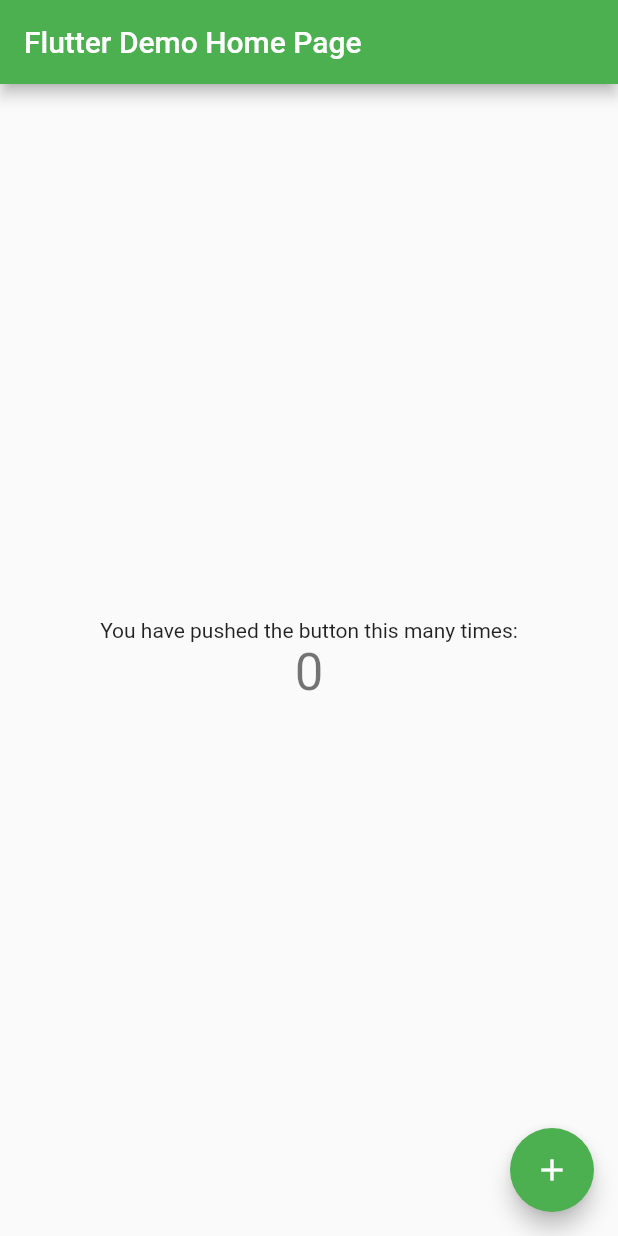
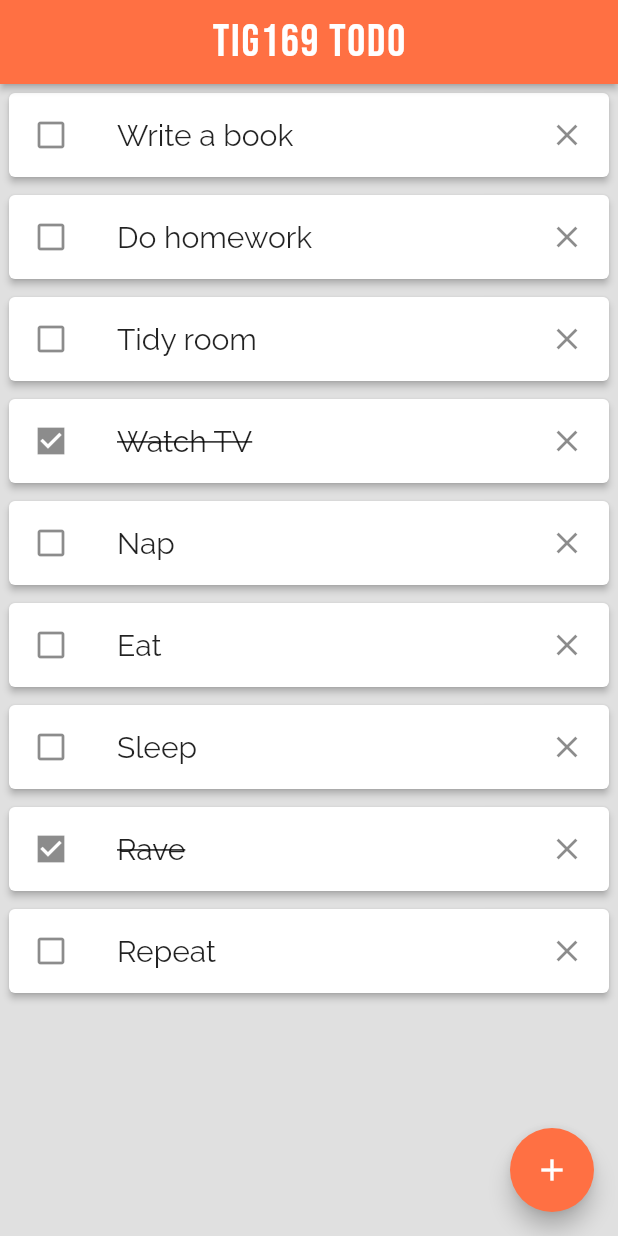
Before and after one commit to gu-tig333-ht22/guseinevjo, a Flutter app: the screen it shows after launch, on a phone screen of 412 x 824 dp. Run offline on Flutter 3.47's test engine with Material 2 defaults, Android fonts, the phone set to English and light mode, and no system bars; our stand-ins replace google_fonts.

Commit message:
Update UI

```diff
--- a/lib/main.dart
+++ b/lib/main.dart
@@ -1,4 +1,5 @@
 import 'package:flutter/material.dart';
+import 'package:google_fonts/google_fonts.dart';
 
 void main() {
   runApp(const MyApp());
@@ -11,36 +12,17 @@ class MyApp extends StatelessWidget {
   @override
   Widget build(BuildContext context) {
     return MaterialApp(
-      title: 'Flutter Demo',
+      debugShowCheckedModeBanner: false,
       theme: ThemeData(
-        // This is the theme of your application.
-        //
-        // Try running your application with "flutter run". You'll see the
-        // application has a blue toolbar. Then, without quitting the app, try
-        // changing the primarySwatch below to Colors.green and then invoke
-        // "hot reload" (press "r" in the console where you ran "flutter run",
-        // or simply save your changes to "hot reload" in a Flutter IDE).
-        // Notice that the counter didn't reset back to zero; the application
-        // is not restarted.
-        primarySwatch: Colors.green,
+        primarySwatch: Colors.deepOrange,
       ),
-      home: const MyHomePage(title: 'Flutter Demo Home Page'),
+      home: const MyHomePage(title: 'TIG169 TODO'),
     );
   }
 }
 
 class MyHomePage extends StatefulWidget {
   const MyHomePage({Key? key, required this.title}) : super(key: key);
-
-  // This widget is the home page of your application. It is stateful, meaning
-  // that it has a State object (defined below) that contains fields that affect
-  // how it looks.
-
-  // This class is the configuration for the state. It holds the values (in this
-  // case the title) provided by the parent (in this case the App widget) and
-  // used by the build method of the State. Fields in a Widget subclass are
-  // always marked "final".
-
   final String title;
 
   @override
@@ -48,68 +30,80 @@ class MyHomePage extends StatefulWidget {
 }
 
 class _MyHomePageState extends State<MyHomePage> {
-  int _counter = 0;
-
-  void _incrementCounter() {
-    setState(() {
-      // This call to setState tells the Flutter framework that something has
-      // changed in this State, which causes it to rerun the build method below
-      // so that the display can reflect the updated values. If we changed
-      // _counter without calling setState(), then the build method would not be
-      // called again, and so nothing would appear to happen.
-      _counter++;
-    });
-  }
+  List items = <String>[
+    'Write a book',
+    'Do homework',
+    'Tidy room',
+    'Watch TV',
+    'Nap',
+    'Eat',
+    'Sleep',
+    'Rave',
+    'Repeat',
+  ];
+  List done = <bool>[
+    false,
+    false,
+    false,
+    true,
+    false,
+    false,
+    false,
+    true,
+    false
+  ];
 
   @override
   Widget build(BuildContext context) {
-    // This method is rerun every time setState is called, for instance as done
-    // by the _incrementCounter method above.
-    //
-    // The Flutter framework has been optimized to make rerunning build methods
-    // fast, so that you can just rebuild anything that needs updating rather
-    // than having to individually change instances of widgets.
     return Scaffold(
+      backgroundColor: Colors.grey[300],
       appBar: AppBar(
-        // Here we take the value from the MyHomePage object that was created by
-        // the App.build method, and use it to set our appbar title.
-        title: Text(widget.title),
-      ),
-      body: Center(
-        // Center is a layout widget. It takes a single child and positions it
-        // in the middle of the parent.
-        child: Column(
-          // Column is also a layout widget. It takes a list of children and
-          // arranges them vertically. By default, it sizes itself to fit its
-          // children horizontally, and tries to be as tall as its parent.
-          //
-          // Invoke "debug painting" (press "p" in the console, choose the
-          // "Toggle Debug Paint" action from the Flutter Inspector in Android
-          // Studio, or the "Toggle Debug Paint" command in Visual Studio Code)
-          // to see the wireframe for each widget.
-          //
-          // Column has various properties to control how it sizes itself and
-          // how it positions its children. Here we use mainAxisAlignment to
-          // center the children vertically; the main axis here is the vertical
-          // axis because Columns are vertical (the cross axis would be
-          // horizontal).
-          mainAxisAlignment: MainAxisAlignment.center,
-          children: <Widget>[
-            const Text(
-              'You have pushed the button this many times:',
+        backgroundColor: Colors.deepOrange[400],
+        elevation: 2,
+        title: Center(
+          child: Text(
+            widget.title,
+            style: GoogleFonts.bebasNeue(
+              fontSize: 30,
+              textStyle: const TextStyle(
+                letterSpacing: 1.2,
+              ),
             ),
-            Text(
-              '$_counter',
-              style: Theme.of(context).textTheme.headline4,
-            ),
-          ],
+          ),
         ),
       ),
+      body: ListView.builder(
+        itemCount: items.length,
+        itemBuilder: (context, i) {
+          return Card(
+            margin: const EdgeInsets.all(6),
+            elevation: 2,
+            child: ListTile(
+              leading: done[i].toString() == 'true'
+                  ? const Icon(Icons.check_box_sharp)
+                  : const Icon(Icons.check_box_outline_blank_outlined),
+              title: Text(
+                items[i],
+                style: GoogleFonts.raleway(
+                  fontSize: 20,
+                  fontWeight: FontWeight.w400,
+                  textStyle: TextStyle(
+                    decoration: done[i].toString() == 'true'
+                        ? TextDecoration.lineThrough
+                        : TextDecoration.none,
+                  ),
+                ),
+              ),
+              trailing: const Icon(Icons.close),
+            ),
+          );
+        },
+      ),
       floatingActionButton: FloatingActionButton(
-        onPressed: _incrementCounter,
-        tooltip: 'Increment',
+        onPressed: () {},
+        backgroundColor: Colors.deepOrange[400],
         child: const Icon(Icons.add),
-      ), // This trailing comma makes auto-formatting nicer for build methods.
+      ),
     );
   }
 }
--- a/pubspec.yaml
+++ b/pubspec.yaml
@@ -34,6 +34,7 @@ dependencies:
   # The following adds the Cupertino Icons font to your application.
   # Use with the CupertinoIcons class for iOS style icons.
   cupertino_icons: ^1.0.2
+  google_fonts: ^3.0.1
 
 dev_dependencies:
   flutter_test:
```
Also changed, not shown: pubspec.lock.
